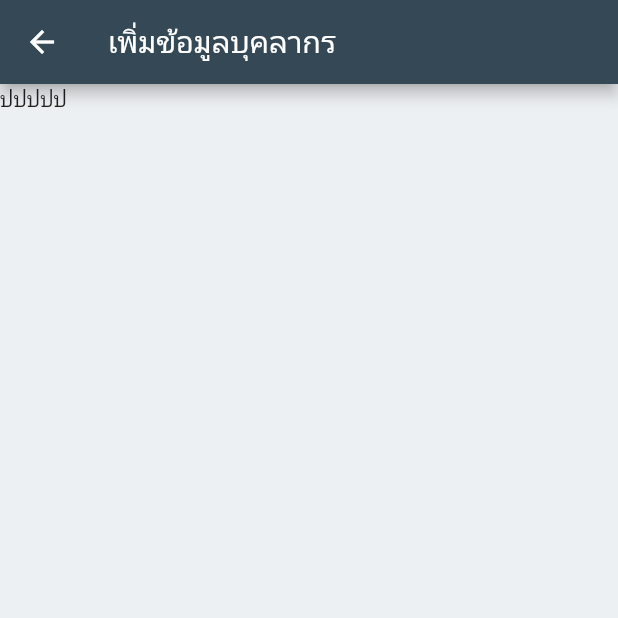
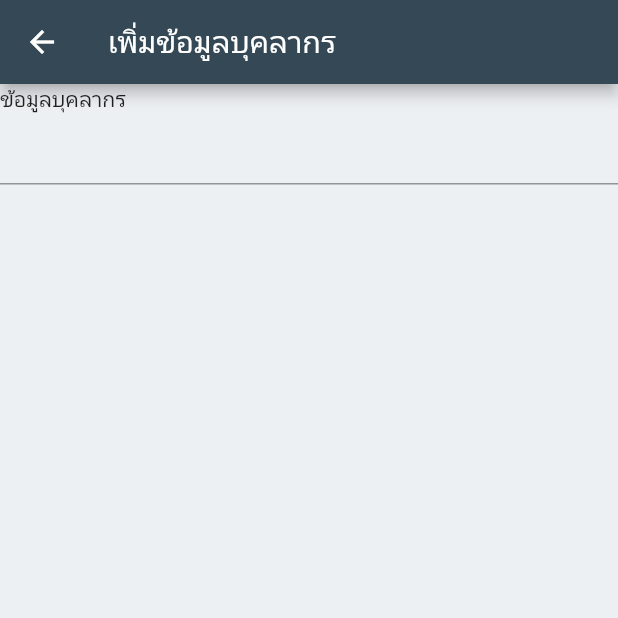
Before and after one commit to siteslave/sp-app, a Flutter app: the AdminNewPerson screen opened directly, on a phone screen of 412 x 824 dp, the top half of it. Run offline on Flutter 3.47's test engine with Material 2 defaults, Android fonts, the phone set to English and light mode, and no system bars; missing offline and left inert: wc_form_validators.

Commit message:
update register

```diff
--- a/lib/pages/admin/admin_new_person.dart
+++ b/lib/pages/admin/admin_new_person.dart
@@ -12,7 +12,14 @@ class _AdminNewPersonState extends State<AdminNewPerson> {
       appBar: AppBar(
         title: Text('เพิ่มข้อมูลบุคลากร')
       ),
-      body: Text('ปปปปป')
+      body: ListView(
+        children: [
+          Text('ข้อมูลบุคลากร'),
+          Form(child: Column(children: [
+            TextFormField(),
+          ],))
+        ],
+      )
     );
   }
 }
```
